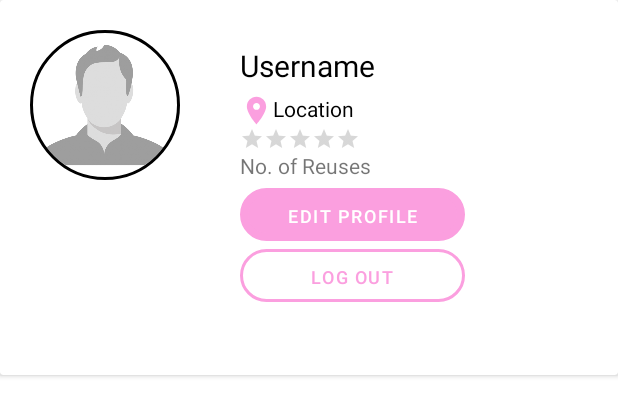
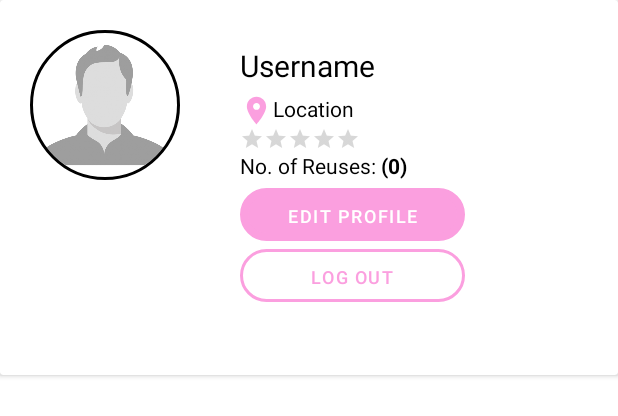
Before and after one commit to ellaburke/FYP, an Android app: the layout activity_my_listings_profile.xml on its own in the app's theme, with its tools: preview values and no code run, on a phone screen of 412 x 824 dp. Shown: the top 416 px of the screen. Run offline under Robolectric (Android 15) with nearby library versions, the phone set to English and light mode, and no system bars; Roboto replaces fonts that are not available here.

Commit message:
7th April - Number of Reuses set for User Profile

```diff
--- a/app/src/main/res/layout/activity_my_listings_profile.xml
+++ b/app/src/main/res/layout/activity_my_listings_profile.xml
@@ -63,13 +63,24 @@
                     android:layout_toRightOf="@id/listingProfileImageView" />
 
                 <TextView
+                    android:id="@+id/profile_num_of_reuseTV"
+                    android:layout_width="wrap_content"
+                    android:layout_height="wrap_content"
+                    android:layout_below="@id/profile_listing_ratingBar"
+                    android:layout_marginLeft="20dp"
+                    android:layout_toRightOf="@id/listingProfileImageView"
+                    android:text="No. of Reuses: "
+                    android:textColor="#000"/>
+
+                <TextView
                     android:id="@+id/profile_listing_reuseTV"
                     android:layout_width="150dp"
                     android:layout_height="wrap_content"
                     android:layout_below="@id/profile_listing_ratingBar"
-                    android:layout_marginLeft="20dp"
-                    android:layout_toRightOf="@id/listingProfileImageView"
-                    android:text="No. of Reuses" />
+                    android:layout_toRightOf="@id/profile_num_of_reuseTV"
+                    android:text="(0)"
+                    android:textColor="#000"
+                    android:textStyle="bold"/>
 
 
                 <Button
```
Also changed, not shown: app/src/main/java/com/example/fyp_1/Notifications/NotificationActivity.java (+41 -4 lines), app/src/main/java/com/example/fyp_1/UserProfileAndListings/MyListingsProfileActivity.java (+36 -2 lines), app/src/main/java/com/example/fyp_1/model/UserReuseTotal.java (added, +42 -0 lines).
